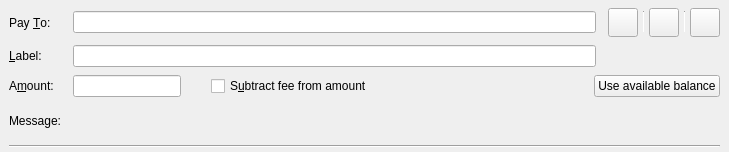
Old version of the form src/qt/forms/sendcoinsentry.ui in the repository zerohourcash/zerohourcash.
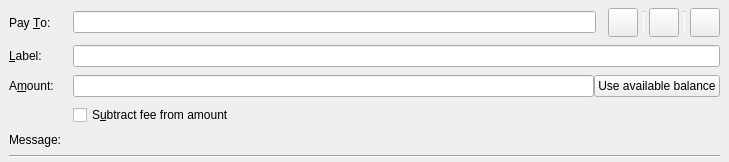
New version of the form. Icons and pictures are not drawn. Custom widgets are drawn as their Qt base class.

```diff
--- a/src/qt/forms/sendcoinsentry.ui
+++ b/src/qt/forms/sendcoinsentry.ui
@@ -39,7 +39,7 @@
     <property name="verticalSpacing">
      <number>8</number>
     </property>
-    <item row="3" column="1">
+    <item row="4" column="1">
      <widget class="QLabel" name="messageTextLabel">
       <property name="toolTip">
        <string>A message that was attached to the zerohour: URI which will be stored with the transaction for your reference. Note: This message will not be sent over the ZHCASH network.</string>
@@ -60,27 +60,20 @@
      </widget>
     </item>
     <item row="2" column="1" colspan="4">
-     <layout class="QHBoxLayout" name="horizontalLayoutAmount" stretch="0,0,1,0">
+     <layout class="QHBoxLayout" name="horizontalLayoutAmount" stretch="1,0">
       <item>
        <widget class="BitcoinAmountField" name="payAmount"/>
       </item>
       <item>
-       <spacer name="horizontalSpacer">
-        <property name="orientation">
-         <enum>Qt::Horizontal</enum>
+       <widget class="QPushButton" name="useAvailableBalanceButton">
+        <property name="text">
+         <string>Use available balance</string>
         </property>
-        <property name="sizeType">
-         <enum>QSizePolicy::Fixed</enum>
-        </property>
-        <property name="sizeHint" stdset="0">
-         <size>
-          <width>30</width>
-          <height>20</height>
-         </size>
-        </property>
-       </spacer>
+       </widget>
       </item>
-      <item>
+     </layout>
+    </item>
+    <item row="3" column="1" colspan="4">
        <widget class="QCheckBox" name="checkboxSubtractFeeFromAmount">
         <property name="toolTip">
          <string>The fee will be deducted from the amount being sent. The recipient will receive less zerohours than you enter in the amount field. If multiple recipients are selected, the fee is split equally.</string>
@@ -89,17 +82,8 @@
          <string>S&amp;ubtract fee from amount</string>
         </property>
        </widget>
-      </item>
-      <item>
-       <widget class="QPushButton" name="useAvailableBalanceButton">
-        <property name="text">
-         <string>Use available balance</string>
-        </property>
-       </widget>
-      </item>
-     </layout>
     </item>
-    <item row="1" column="1">
+    <item row="1" column="1" colspan="4">
      <widget class="QLineEdit" name="addAsLabel">
       <property name="toolTip">
        <string>Enter a label for this address to add it to the list of used addresses</string>
@@ -116,7 +100,7 @@
       </property>
      </widget>
     </item>
-    <item row="3" column="0">
+    <item row="4" column="0">
      <widget class="QLabel" name="messageLabel">
       <property name="text">
        <string>Message:</string>
@@ -147,7 +131,7 @@
       </item>
      </layout>
     </item>
-    <item row="4" column="0" colspan="5">
+    <item row="5" column="0" colspan="5">
      <widget class="Line" name="hLine">
       <property name="orientation">
        <enum>Qt::Horizontal</enum>
```
